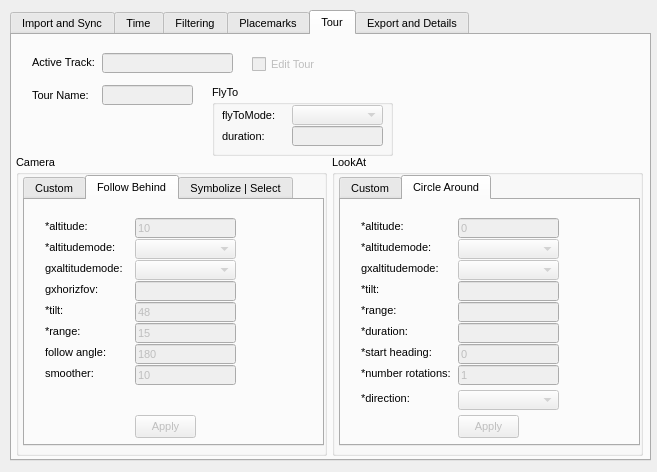
This is QGISPlugin/MilkMachine/ui_milkmachine.ui in SeanKMcGinnis/250MilesCrossingPhila as Qt 5 draws it before an edit. The edited form follows.
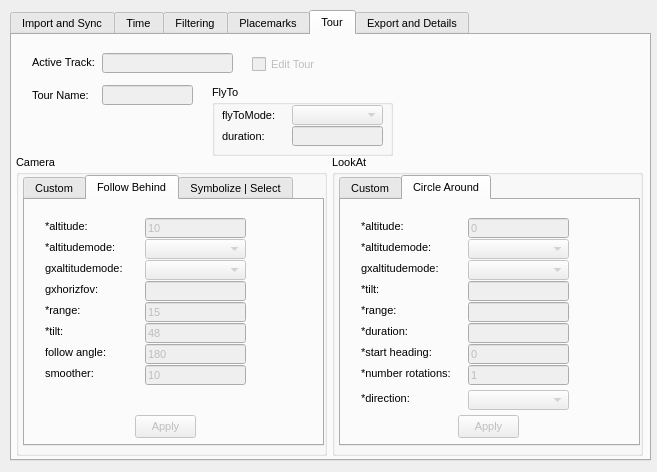
This is the edited form. The open tabs and pages were chosen to show the change. Icons and pictures are not drawn.

Diff of the .ui file:
```diff
--- a/QGISPlugin/MilkMachine/ui_milkmachine.ui
+++ b/QGISPlugin/MilkMachine/ui_milkmachine.ui
@@ -2713,8 +2713,8 @@
         </property>
         <property name="geometry">
          <rect>
-          <x>110</x>
-          <y>123</y>
+          <x>120</x>
+          <y>102</y>
           <width>101</width>
           <height>20</height>
          </rect>
@@ -2732,8 +2732,8 @@
         </property>
         <property name="geometry">
          <rect>
-          <x>110</x>
-          <y>102</y>
+          <x>120</x>
+          <y>123</y>
           <width>101</width>
           <height>20</height>
          </rect>
@@ -2762,7 +2762,7 @@
         <property name="geometry">
          <rect>
           <x>20</x>
-          <y>123</y>
+          <y>102</y>
           <width>41</width>
           <height>16</height>
          </rect>
@@ -2777,7 +2777,7 @@
         </property>
         <property name="geometry">
          <rect>
-          <x>110</x>
+          <x>120</x>
           <y>81</y>
           <width>101</width>
           <height>20</height>
@@ -2793,7 +2793,7 @@
         </property>
         <property name="geometry">
          <rect>
-          <x>110</x>
+          <x>120</x>
           <y>39</y>
           <width>101</width>
           <height>20</height>
@@ -2808,7 +2808,7 @@
          <rect>
           <x>20</x>
           <y>60</y>
-          <width>81</width>
+          <width>91</width>
           <height>16</height>
          </rect>
         </property>
@@ -2820,7 +2820,7 @@
         <property name="geometry">
          <rect>
           <x>20</x>
-          <y>102</y>
+          <y>123</y>
           <width>41</width>
           <height>16</height>
          </rect>
@@ -2848,7 +2848,7 @@
         </property>
         <property name="geometry">
          <rect>
-          <x>110</x>
+          <x>120</x>
           <y>60</y>
           <width>101</width>
           <height>20</height>
@@ -2864,7 +2864,7 @@
         </property>
         <property name="geometry">
          <rect>
-          <x>110</x>
+          <x>120</x>
           <y>18</y>
           <width>101</width>
           <height>20</height>
@@ -2932,7 +2932,7 @@
         </property>
         <property name="geometry">
          <rect>
-          <x>110</x>
+          <x>120</x>
           <y>165</y>
           <width>101</width>
           <height>20</height>
@@ -2964,7 +2964,7 @@
         </property>
         <property name="geometry">
          <rect>
-          <x>110</x>
+          <x>120</x>
           <y>144</y>
           <width>101</width>
           <height>20</height>
@@ -3385,7 +3385,7 @@
         </property>
         <property name="geometry">
          <rect>
-          <x>117</x>
+          <x>127</x>
           <y>102</y>
           <width>101</width>
           <height>20</height>
@@ -3401,7 +3401,7 @@
         </property>
         <property name="geometry">
          <rect>
-          <x>117</x>
+          <x>127</x>
           <y>81</y>
           <width>101</width>
           <height>20</height>
@@ -3443,7 +3443,7 @@
         </property>
         <property name="geometry">
          <rect>
-          <x>117</x>
+          <x>127</x>
           <y>39</y>
           <width>101</width>
           <height>20</height>
@@ -3458,7 +3458,7 @@
          <rect>
           <x>20</x>
           <y>60</y>
-          <width>81</width>
+          <width>91</width>
           <height>16</height>
          </rect>
         </property>
@@ -3485,7 +3485,7 @@
         </property>
         <property name="geometry">
          <rect>
-          <x>117</x>
+          <x>127</x>
           <y>60</y>
           <width>101</width>
           <height>20</height>
@@ -3501,7 +3501,7 @@
         </property>
         <property name="geometry">
          <rect>
-          <x>117</x>
+          <x>127</x>
           <y>18</y>
           <width>101</width>
           <height>20</height>
@@ -3569,7 +3569,7 @@
         </property>
         <property name="geometry">
          <rect>
-          <x>117</x>
+          <x>127</x>
           <y>144</y>
           <width>101</width>
           <height>20</height>
@@ -3601,7 +3601,7 @@
         </property>
         <property name="geometry">
          <rect>
-          <x>117</x>
+          <x>127</x>
           <y>123</y>
           <width>101</width>
           <height>20</height>
@@ -3617,7 +3617,7 @@
         </property>
         <property name="geometry">
          <rect>
-          <x>117</x>
+          <x>127</x>
           <y>165</y>
           <width>101</width>
           <height>20</height>
@@ -3662,7 +3662,7 @@
         </property>
         <property name="geometry">
          <rect>
-          <x>117</x>
+          <x>127</x>
           <y>190</y>
           <width>101</width>
           <height>20</height>
```
Left out of the diff: 35 changed lines with no effect on the pictures.
